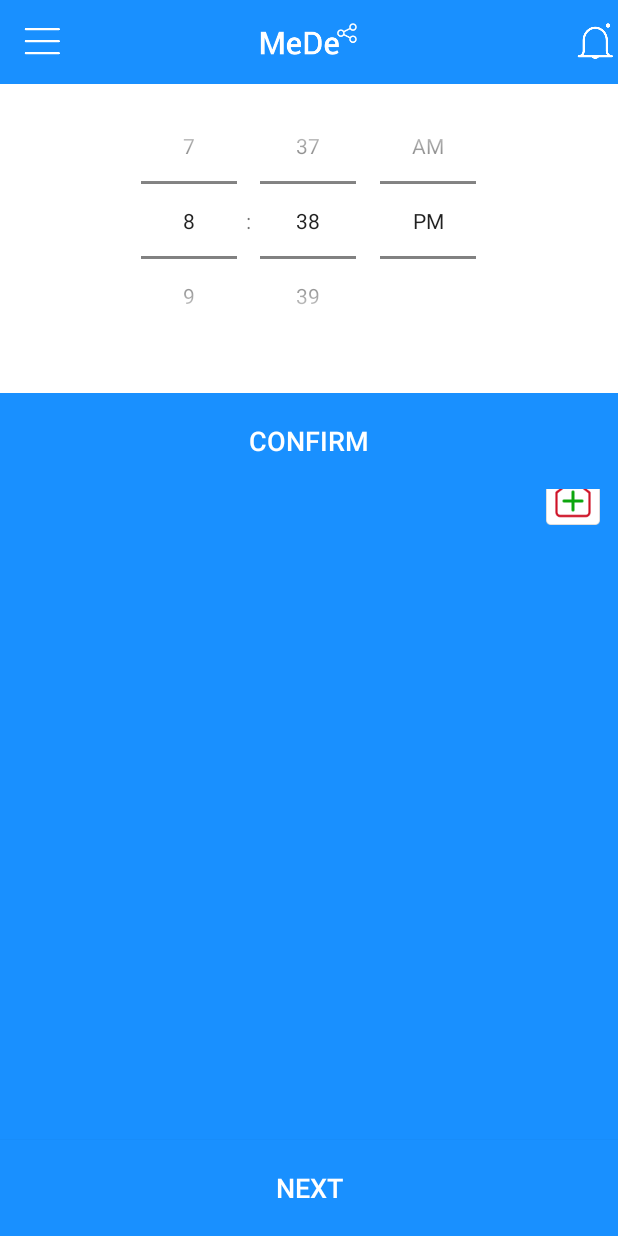
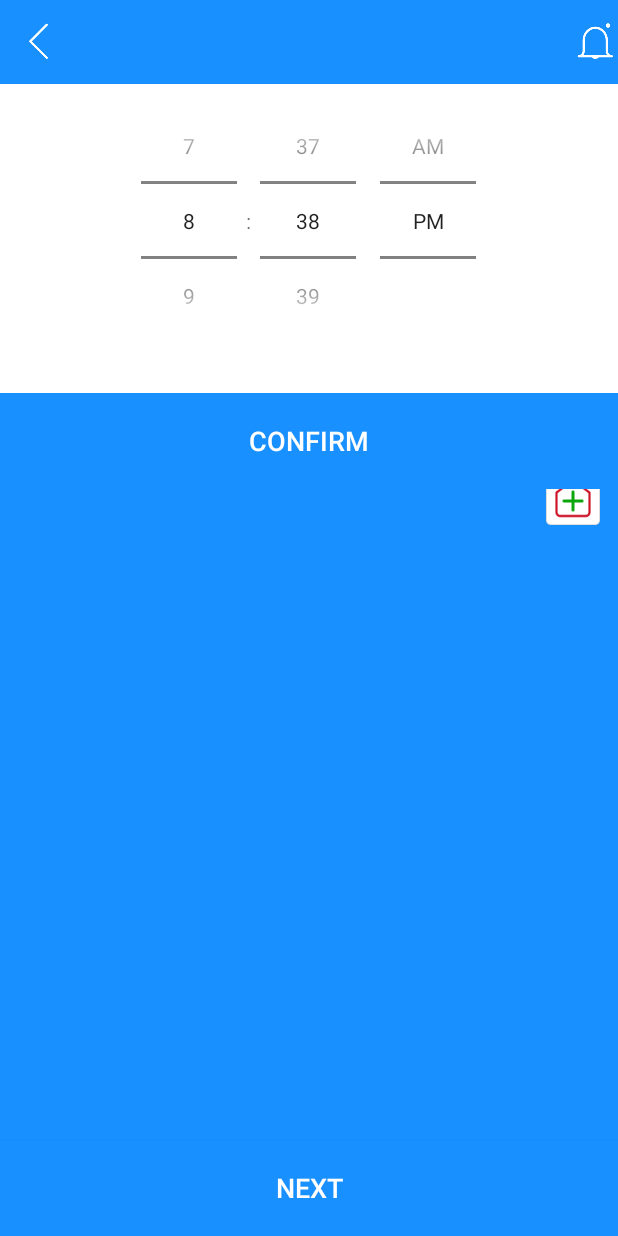
Before and after one commit to medeshare/MeDe_Share_Vietnam, an Android app: the MatchingActivity screen opened directly, with no data from a screen before it, on a phone screen of 412 x 824 dp. Run offline under Robolectric (Android 15) with nearby library versions, the phone set to English and light mode, and no system bars; our stand-ins replace RxJava, data binding; 2 statements that could not run were skipped.

Commit message:
action bar 수정

```diff
--- a/app/src/main/java/mede/com/medesharevietnam/MainActivity.kt
+++ b/app/src/main/java/mede/com/medesharevietnam/MainActivity.kt
@@ -159,10 +159,11 @@ class MainActivity : AppCompatActivity() {
     private fun setCustomActionbar() {
         val actionBar = supportActionBar
 
-        actionBar!!.setDisplayShowCustomEnabled(true)
+        if(actionBar != null){
+            actionBar.setDisplayShowCustomEnabled(true)
             actionBar.setDisplayHomeAsUpEnabled(false)
             actionBar.setDisplayShowTitleEnabled(false)
-        actionBar.elevation=0f
+            actionBar.elevation = 0f
 
             val mCustomView = LayoutInflater.from(this).inflate(R.layout.custom_action_bar, null)
             val params = ActionBar.LayoutParams(ActionBar.LayoutParams.MATCH_PARENT)
@@ -170,6 +171,7 @@ class MainActivity : AppCompatActivity() {
 
             val parent = mCustomView.getParent() as Toolbar
             parent.setContentInsetsAbsolute(0, 0)
+        }
     }
 
     private fun onLocationChange(){
--- a/app/src/main/java/mede/com/medesharevietnam/MatchingActivity.kt
+++ b/app/src/main/java/mede/com/medesharevietnam/MatchingActivity.kt
@@ -24,13 +24,17 @@ import com.google.android.gms.maps.model.Polyline
 import com.google.android.gms.tasks.OnSuccessListener
 import kotlinx.android.synthetic.main.activity_matching.*
 import kotlinx.android.synthetic.main.bottom_matching_select.*
+import kotlinx.android.synthetic.main.custom_action_bar.view.*
 import mede.com.medesharevietnam.common.Const
 import mede.com.medesharevietnam.controller.ConfirmActivity
+import mede.com.medesharevietnam.domain.match.Doctor
 import mede.com.medesharevietnam.domain.medical.MediDisease
 import mede.com.medesharevietnam.domain.medical.MedicalManager
 
 class MatchingActivity : AppCompatActivity() {
     var doctorKey:String = ""
+    lateinit var currentDoctor: Doctor
+
     var useCurrentLocation = true
     var currentLocation: LatLng = LatLng(0.0, 0.0)
     var customLocation: LatLng = LatLng(0.0, 0.0)
@@ -49,10 +53,16 @@ class MatchingActivity : AppCompatActivity() {
         setContentView(R.layout.activity_matching)
 
         doctorKey = intent.getStringExtra(Const.EXT_DOCTOR_KEY)
-        if(doctorKey == "") finishActivity(Activity.RESULT_CANCELED)
+        if(doctorKey == "") {
+            setResult(Activity.RESULT_CANCELED)
+            finish()
+        }
 
         var mediLoc = MedicalManager.getLocation(doctorKey)
         doctorLocation = LatLng(mediLoc!!.lat, mediLoc.lng)
+        currentDoctor = Doctor()
+        currentDoctor.key = doctorKey
+        currentDoctor.name = mediLoc.name
 
         setCustomActionbar()
         init()
@@ -147,20 +157,27 @@ class MatchingActivity : AppCompatActivity() {
     private fun setCustomActionbar() {
         val actionBar = supportActionBar
 
-        actionBar!!.setDisplayShowCustomEnabled(true)
-        actionBar.setDisplayHomeAsUpEnabled(false)
-        actionBar.setDisplayShowTitleEnabled(false)
-        actionBar.elevation=0f
+        if(actionBar != null){
+            actionBar.setDisplayShowCustomEnabled(true)
+            actionBar.setDisplayHomeAsUpEnabled(false)
+            actionBar.setDisplayShowTitleEnabled(false)
+            actionBar.elevation = 0f
 
+            val mCustomView = LayoutInflater.from(this).inflate(R.layout.custom_action_bar, null)
+            mCustomView.btnMenu.visibility = View.GONE
+            mCustomView.ivLogo.visibility = View.GONE
+            mCustomView.btnBack.visibility = View.VISIBLE
+            mCustomView.btnBack.setOnClickListener { _ -> setResult(Activity.RESULT_CANCELED)
+                finish() }
+            mCustomView.tvTitle.visibility = View.VISIBLE
+            mCustomView.tvTitle.text = currentDoctor.name
 
-        val mCustomView = LayoutInflater.from(this).inflate(R.layout.custom_action_bar, null)
-        actionBar.setCustomView(mCustomView)
+            val params = ActionBar.LayoutParams(ActionBar.LayoutParams.MATCH_PARENT)
+            actionBar.setCustomView(mCustomView, params)
 
-        val parent = mCustomView.getParent() as Toolbar
-        parent.setContentInsetsAbsolute(0, 0)
-
-        val params = ActionBar.LayoutParams(ActionBar.LayoutParams.MATCH_PARENT)
-        actionBar.setCustomView(mCustomView, params)
+            val parent = mCustomView.getParent() as Toolbar
+            parent.setContentInsetsAbsolute(0, 0)
+        }
     }
 
     private fun setEstimTime(){
@@ -290,6 +307,8 @@ class MatchingActivity : AppCompatActivity() {
 
             mapFragment.zoomToFit(LatLng(minLat - 0.05, minLng - 0.05), LatLng(maxLat + 0.05, maxLng + 0.05))
         }
+
+
     }
 
     fun onSelecting(v: View){
--- a/app/src/main/res/layout/custom_action_bar.xml
+++ b/app/src/main/res/layout/custom_action_bar.xml
@@ -11,6 +11,17 @@
         android:elevation="0dp">
 
         <ImageButton
+            android:id="@+id/btnBack"
+            android:layout_width="30dp"
+            android:layout_height="30dp"
+            android:layout_alignParentLeft="true"
+            android:layout_centerVertical="true"
+            android:layout_marginLeft="13dp"
+            android:background="@drawable/ic_30_back_01"
+            android:visibility="gone" />
+
+        <ImageButton
+            android:id="@+id/btnMenu"
             android:layout_width="30dp"
             android:layout_height="30dp"
             android:layout_alignParentLeft="true"
@@ -18,13 +29,25 @@
             android:layout_marginLeft="13dp"
             android:background="@drawable/ic_30_menu" />
 
+        <TextView
+            android:id="@+id/tvTitle"
+            android:layout_width="wrap_content"
+            android:layout_height="wrap_content"
+            android:layout_centerInParent="true"
+            android:text="title"
+            android:textColor="#ffffff"
+            android:textSize="19sp"
+            android:visibility="gone" />
+
         <ImageView
+            android:id="@+id/ivLogo"
             android:layout_width="67dp"
             android:layout_height="27dp"
             android:layout_centerInParent="true"
             android:background="@drawable/ic_logo" />
 
         <ImageButton
+            android:id="@+id/btnAlarm"
             android:layout_width="30dp"
             android:layout_height="30dp"
             android:layout_alignParentRight="true"
@@ -32,6 +55,16 @@
             android:layout_marginRight="13dp"
             android:background="@drawable/ic_30_bell" />
 
+        <ImageButton
+            android:id="@+id/btnClose"
+            android:layout_width="30dp"
+            android:layout_height="30dp"
+            android:layout_alignParentRight="true"
+            android:layout_centerVertical="true"
+            android:layout_marginRight="13dp"
+            android:background="@drawable/ic_30_cancel_01"
+            android:visibility="gone" />
+
     </RelativeLayout>
 
 </android.support.constraint.ConstraintLayout>
```
Also changed, not shown: app/src/main/java/mede/com/medesharevietnam/controller/MatchingInfoActivity.kt (+19 -11 lines), app/src/main/res/drawable-hdpi/ic_30_cancel_01.png (added), app/src/main/res/drawable-mdpi/ic_30_cancel_01.png (added), app/src/main/res/drawable-xhdpi/ic_30_cancel_01.png (added), app/src/main/res/drawable-xxhdpi/ic_30_cancel_01.png (added), app/src/main/res/drawable-xxxhdpi/ic_30_cancel_01.png (added). Lines whose indentation alone changed are shown as unchanged.
